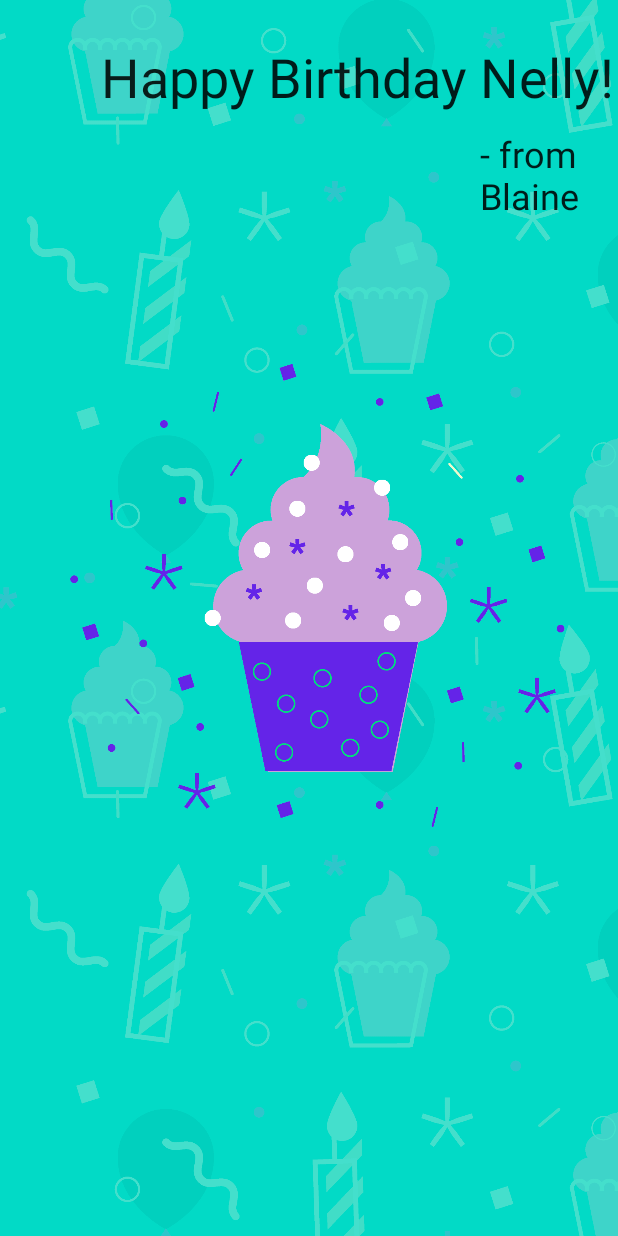
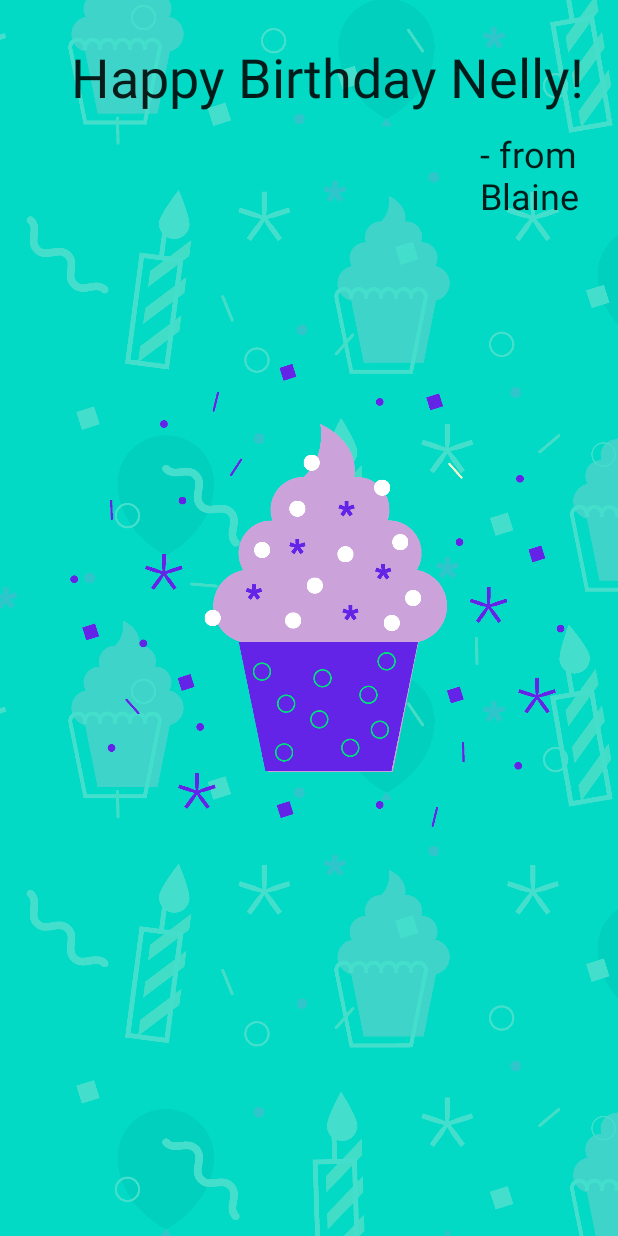
Before and after one commit to BMoreland20/Android_Happy_Birthday_App, an Android app built with Jetpack Compose: the screen it shows after launch (MainActivity), on a phone screen of 412 x 824 dp. Run offline under Robolectric (Android 15) with nearby library versions, the phone set to English and light mode, and no system bars.

Commit message:
Update
Update to .kt

```diff
--- a/app/src/main/java/com/example/happybirthday/MainActivity.kt
+++ b/app/src/main/java/com/example/happybirthday/MainActivity.kt
@@ -55,10 +55,8 @@ fun BirthdayGreetingWithImage(message: String, from: String, modifier: Modifier
             text = message,
             fontSize = 36.sp,
             modifier = Modifier
-                .padding(
-                    top = 32.dp,
-                    start = 64.dp
-                )
+                .padding(top = 32.dp, start = 24.dp)
+                .align(alignment = Alignment.CenterHorizontally)
         )
         Text(
             text = from,
```
